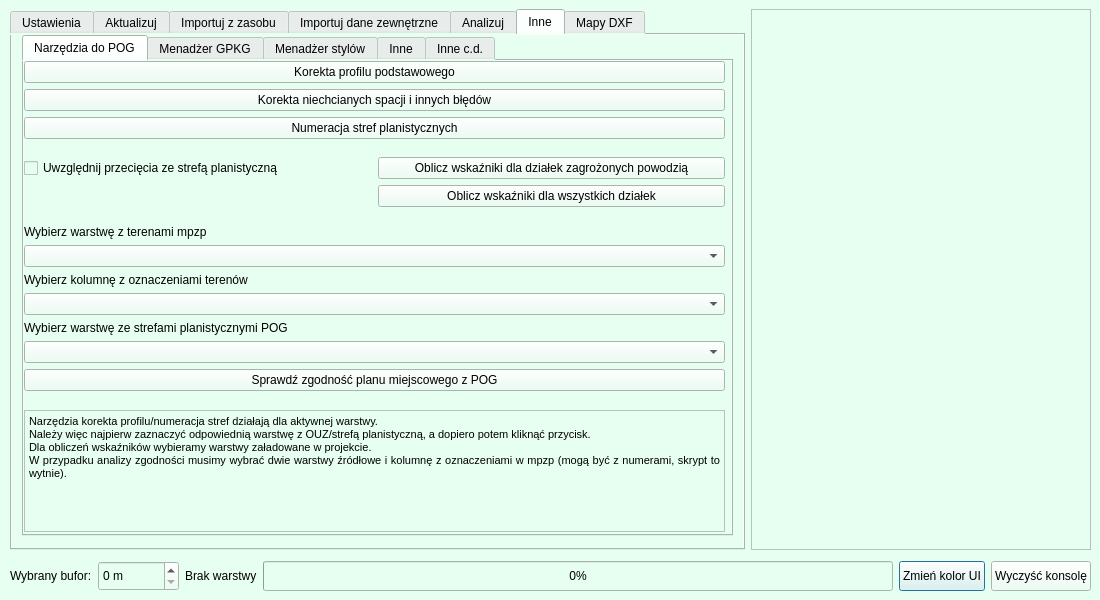
Qt form bober_os_dialog_base.ui (pankonduktortoja/BoberOS) before a commit.
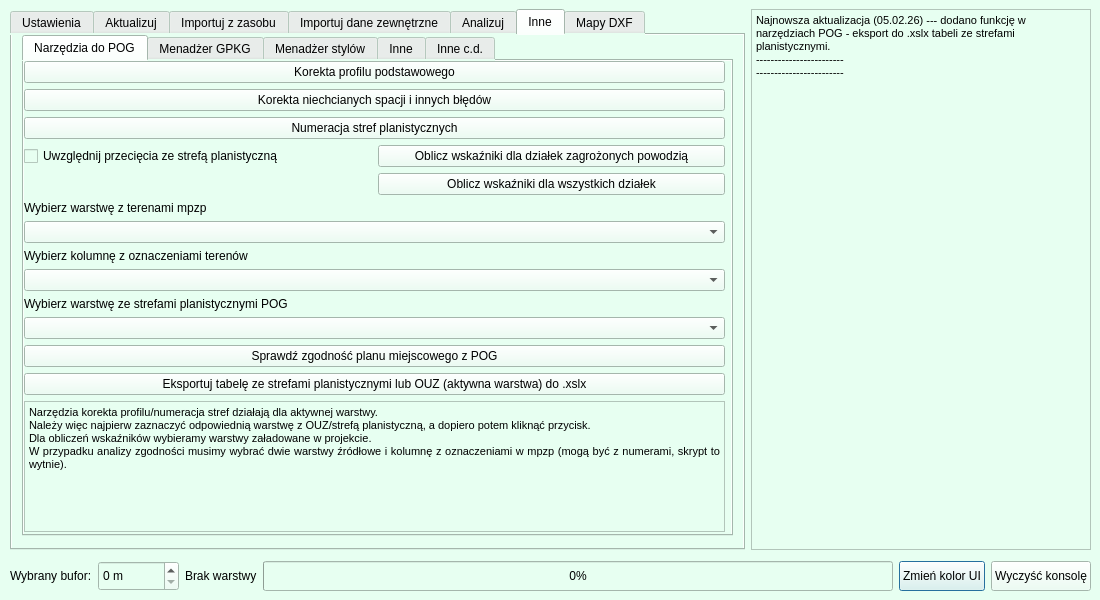
The same form after that commit. The open tabs and pages were chosen to show the change. Custom widgets are drawn as their Qt base class.

Commit message: added pog layers export to excel

```diff
--- a/bober_os_dialog_base.ui
+++ b/bober_os_dialog_base.ui
@@ -1618,19 +1618,6 @@
              </property>
             </widget>
            </item>
-           <item>
-            <spacer name="verticalSpacer_19">
-             <property name="orientation">
-              <enum>Qt::Vertical</enum>
-             </property>
-             <property name="sizeHint" stdset="0">
-              <size>
-               <width>20</width>
-               <height>40</height>
-              </size>
-             </property>
-            </spacer>
-           </item>
            <item>
             <layout class="QGridLayout" name="gridLayout_3">
              <property name="topMargin">
@@ -1659,19 +1646,6 @@
              </item>
             </layout>
            </item>
-           <item>
-            <spacer name="verticalSpacer_8">
-             <property name="orientation">
-              <enum>Qt::Vertical</enum>
-             </property>
-             <property name="sizeHint" stdset="0">
-              <size>
-               <width>20</width>
-               <height>40</height>
-              </size>
-             </property>
-            </spacer>
-           </item>
            <item>
             <widget class="QLabel" name="label_22">
              <property name="text">
@@ -1710,17 +1684,11 @@
             </widget>
            </item>
            <item>
-            <spacer name="verticalSpacer_21">
-             <property name="orientation">
-              <enum>Qt::Vertical</enum>
+            <widget class="QPushButton" name="pb_pog_to_xslx">
+             <property name="text">
+              <string>Eksportuj tabelę ze strefami planistycznymi lub OUZ (aktywna warstwa) do .xslx</string>
              </property>
-             <property name="sizeHint" stdset="0">
-              <size>
-               <width>20</width>
-               <height>40</height>
-              </size>
-             </property>
-            </spacer>
+            </widget>
            </item>
            <item>
             <widget class="QTextBrowser" name="textBrowser_5">
@@ -2397,7 +2365,9 @@
 &lt;html&gt;&lt;head&gt;&lt;meta name=&quot;qrichtext&quot; content=&quot;1&quot; /&gt;&lt;style type=&quot;text/css&quot;&gt;
 p, li { white-space: pre-wrap; }
 &lt;/style&gt;&lt;/head&gt;&lt;body style=&quot; font-family:'Open Sans'; font-size:8pt; font-weight:400; font-style:normal;&quot;&gt;
-&lt;p style=&quot;-qt-paragraph-type:empty; margin-top:0px; margin-bottom:0px; margin-left:0px; margin-right:0px; -qt-block-indent:0; text-indent:0px;&quot;&gt;&lt;br /&gt;&lt;/p&gt;&lt;/body&gt;&lt;/html&gt;</string>
+&lt;p style=&quot; margin-top:0px; margin-bottom:0px; margin-left:0px; margin-right:0px; -qt-block-indent:0; text-indent:0px;&quot;&gt;Najnowsza aktualizacja (05.02.26) --- dodano funkcję w narzędziach POG - eksport do .xslx tabeli ze strefami planistycznymi.&lt;/p&gt;
+&lt;p style=&quot; margin-top:0px; margin-bottom:0px; margin-left:0px; margin-right:0px; -qt-block-indent:0; text-indent:0px;&quot;&gt;------------------------&lt;/p&gt;
+&lt;p style=&quot; margin-top:0px; margin-bottom:0px; margin-left:0px; margin-right:0px; -qt-block-indent:0; text-indent:0px;&quot;&gt;------------------------&lt;/p&gt;&lt;/body&gt;&lt;/html&gt;</string>
       </property>
      </widget>
     </item>
```
Left out of the diff: 4 changed lines with no effect on the pictures. The commit also changes 2 other files.
